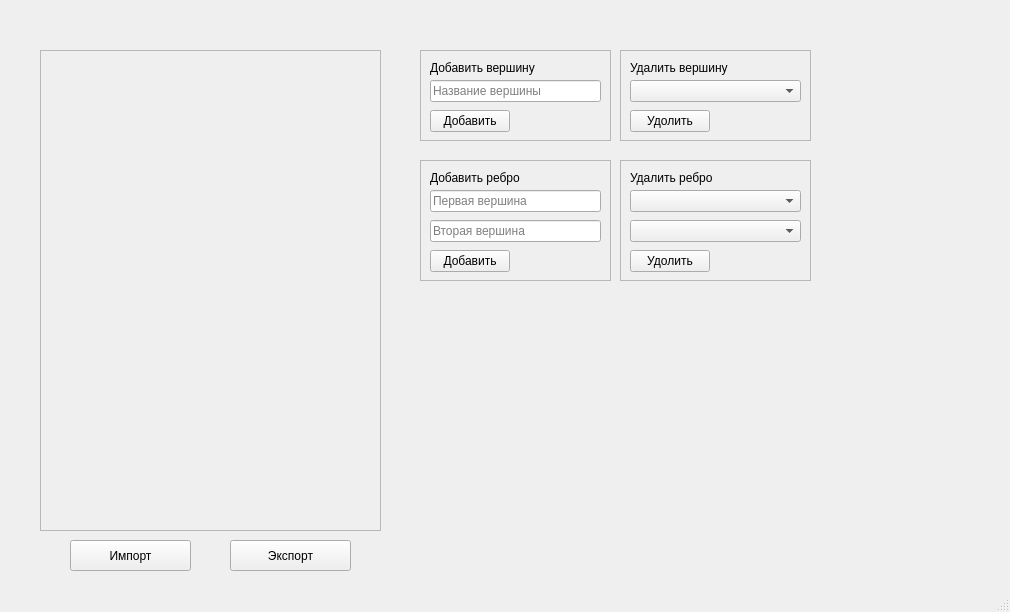
The window that design.ui (hirdle/graph) describes before a commit, drawn with Qt 5.
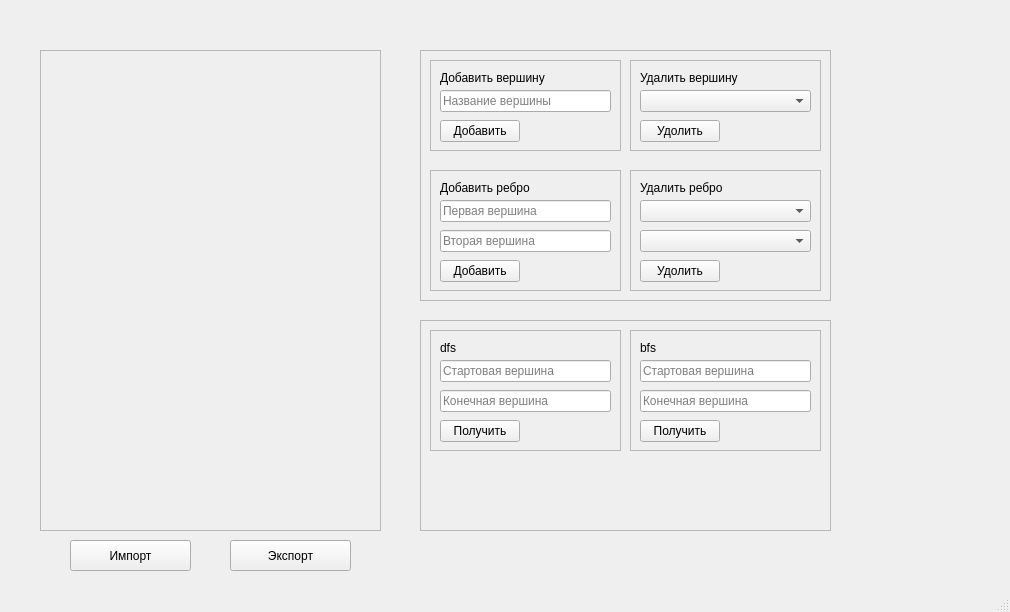
The same window after the commit.

```diff
--- a/design.ui
+++ b/design.ui
@@ -30,11 +30,120 @@
      <enum>QFrame::Raised</enum>
     </property>
    </widget>
+   <widget class="QPushButton" name="importBtn">
+    <property name="geometry">
+     <rect>
+      <x>70</x>
+      <y>540</y>
+      <width>121</width>
+      <height>31</height>
+     </rect>
+    </property>
+    <property name="text">
+     <string>Импорт</string>
+    </property>
+   </widget>
+   <widget class="QPushButton" name="exportBtn">
+    <property name="geometry">
+     <rect>
+      <x>230</x>
+      <y>540</y>
+      <width>121</width>
+      <height>31</height>
+     </rect>
+    </property>
+    <property name="text">
+     <string>Экспорт</string>
+    </property>
+   </widget>
+   <widget class="QFrame" name="frame_5">
+    <property name="geometry">
+     <rect>
+      <x>420</x>
+      <y>50</y>
+      <width>411</width>
+      <height>251</height>
+     </rect>
+    </property>
+    <property name="frameShape">
+     <enum>QFrame::StyledPanel</enum>
+    </property>
+    <property name="frameShadow">
+     <enum>QFrame::Raised</enum>
+    </property>
+    <widget class="QFrame" name="frame_4">
+     <property name="geometry">
+      <rect>
+       <x>210</x>
+       <y>120</y>
+       <width>191</width>
+       <height>121</height>
+      </rect>
+     </property>
+     <property name="frameShape">
+      <enum>QFrame::StyledPanel</enum>
+     </property>
+     <property name="frameShadow">
+      <enum>QFrame::Raised</enum>
+     </property>
+     <widget class="QLabel" name="label_4">
+      <property name="geometry">
+       <rect>
+        <x>10</x>
+        <y>10</y>
+        <width>161</width>
+        <height>16</height>
+       </rect>
+      </property>
+      <property name="text">
+       <string>Удалить ребро</string>
+      </property>
+     </widget>
+     <widget class="QPushButton" name="edgeDeleteBtn">
+      <property name="geometry">
+       <rect>
+        <x>10</x>
+        <y>90</y>
+        <width>80</width>
+        <height>22</height>
+       </rect>
+      </property>
+      <property name="text">
+       <string>Удолить</string>
+      </property>
+     </widget>
+     <widget class="QComboBox" name="deleteStartEdgeSelect">
+      <property name="geometry">
+       <rect>
+        <x>10</x>
+        <y>30</y>
+        <width>171</width>
+        <height>22</height>
+       </rect>
+      </property>
+      <property name="placeholderText">
+       <string>Первая вершина</string>
+      </property>
+     </widget>
+     <widget class="QComboBox" name="deleteEndEdgeSelect">
+      <property name="geometry">
+       <rect>
+        <x>10</x>
+        <y>60</y>
+        <width>171</width>
+        <height>22</height>
+       </rect>
+      </property>
+      <property name="placeholderText">
+       <string>Вторая вершина</string>
+      </property>
+     </widget>
+    </widget>
    <widget class="QFrame" name="frame">
     <property name="geometry">
      <rect>
-      <x>420</x>
-      <y>50</y>
+       <x>10</x>
+       <y>10</y>
       <width>191</width>
       <height>91</height>
      </rect>
@@ -97,11 +206,63 @@
      </property>
     </widget>
    </widget>
+    <widget class="QFrame" name="frame_3">
+     <property name="geometry">
+      <rect>
+       <x>210</x>
+       <y>10</y>
+       <width>191</width>
+       <height>91</height>
+      </rect>
+     </property>
+     <property name="frameShape">
+      <enum>QFrame::StyledPanel</enum>
+     </property>
+     <property name="frameShadow">
+      <enum>QFrame::Raised</enum>
+     </property>
+     <widget class="QLabel" name="label_3">
+      <property name="geometry">
+       <rect>
+        <x>10</x>
+        <y>10</y>
+        <width>161</width>
+        <height>16</height>
+       </rect>
+      </property>
+      <property name="text">
+       <string>Удалить вершину</string>
+      </property>
+     </widget>
+     <widget class="QPushButton" name="vertexDeleteBtn">
+      <property name="geometry">
+       <rect>
+        <x>10</x>
+        <y>60</y>
+        <width>80</width>
+        <height>22</height>
+       </rect>
+      </property>
+      <property name="text">
+       <string>Удолить</string>
+      </property>
+     </widget>
+     <widget class="QComboBox" name="deleteVertexSelect">
+      <property name="geometry">
+       <rect>
+        <x>10</x>
+        <y>30</y>
+        <width>171</width>
+        <height>22</height>
+       </rect>
+      </property>
+     </widget>
+    </widget>
    <widget class="QFrame" name="frame_2">
     <property name="geometry">
      <rect>
-      <x>420</x>
-      <y>160</y>
+       <x>10</x>
+       <y>120</y>
       <width>191</width>
       <height>121</height>
      </rect>
@@ -189,13 +350,29 @@
      </property>
     </widget>
    </widget>
-   <widget class="QFrame" name="frame_3">
+   </widget>
+   <widget class="QFrame" name="frame_6">
     <property name="geometry">
      <rect>
-      <x>620</x>
-      <y>50</y>
+      <x>420</x>
+      <y>320</y>
+      <width>411</width>
+      <height>211</height>
+     </rect>
+    </property>
+    <property name="frameShape">
+     <enum>QFrame::StyledPanel</enum>
+    </property>
+    <property name="frameShadow">
+     <enum>QFrame::Raised</enum>
+    </property>
+    <widget class="QFrame" name="frame_7">
+     <property name="geometry">
+      <rect>
+       <x>10</x>
+       <y>10</y>
       <width>191</width>
-      <height>91</height>
+       <height>121</height>
      </rect>
     </property>
     <property name="frameShape">
@@ -204,7 +381,7 @@
     <property name="frameShadow">
      <enum>QFrame::Raised</enum>
     </property>
-    <widget class="QLabel" name="label_3">
+     <widget class="QLabel" name="label_5">
      <property name="geometry">
       <rect>
        <x>10</x>
@@ -214,38 +391,78 @@
       </rect>
      </property>
      <property name="text">
-      <string>Удалить вершину</string>
-     </property>
-    </widget>
-    <widget class="QPushButton" name="vertexDeleteBtn">
+       <string>dfs</string>
+      </property>
+     </widget>
+     <widget class="QLineEdit" name="dfsStartVertexInput">
      <property name="geometry">
       <rect>
        <x>10</x>
-       <y>60</y>
+        <y>30</y>
+        <width>171</width>
+        <height>22</height>
+       </rect>
+      </property>
+      <property name="statusTip">
+       <string/>
+      </property>
+      <property name="whatsThis">
+       <string/>
+      </property>
+      <property name="inputMask">
+       <string/>
+      </property>
+      <property name="text">
+       <string/>
+      </property>
+      <property name="placeholderText">
+       <string>Стартовая вершина</string>
+      </property>
+     </widget>
+     <widget class="QPushButton" name="dfsGetBtn">
+      <property name="geometry">
+       <rect>
+        <x>10</x>
+        <y>90</y>
        <width>80</width>
        <height>22</height>
       </rect>
      </property>
      <property name="text">
-      <string>Удолить</string>
-     </property>
-    </widget>
-    <widget class="QComboBox" name="deleteVertexSelect">
+       <string>Получить</string>
+      </property>
+     </widget>
+     <widget class="QLineEdit" name="dfsFinishVertexInput">
      <property name="geometry">
       <rect>
        <x>10</x>
-       <y>30</y>
+        <y>60</y>
        <width>171</width>
        <height>22</height>
       </rect>
      </property>
-    </widget>
-   </widget>
-   <widget class="QFrame" name="frame_4">
+      <property name="statusTip">
+       <string/>
+      </property>
+      <property name="whatsThis">
+       <string/>
+      </property>
+      <property name="inputMask">
+       <string/>
+      </property>
+      <property name="text">
+       <string/>
+      </property>
+      <property name="placeholderText">
+       <string>Конечная вершина</string>
+      </property>
+     </widget>
+    </widget>
+    <widget class="QFrame" name="frame_8">
     <property name="geometry">
      <rect>
-      <x>620</x>
-      <y>160</y>
+       <x>210</x>
+       <y>10</y>
       <width>191</width>
       <height>121</height>
      </rect>
@@ -256,7 +473,7 @@
     <property name="frameShadow">
      <enum>QFrame::Raised</enum>
     </property>
-    <widget class="QLabel" name="label_4">
+     <widget class="QLabel" name="label_6">
      <property name="geometry">
       <rect>
        <x>10</x>
@@ -266,36 +483,48 @@
       </rect>
      </property>
      <property name="text">
-      <string>Удалить ребро</string>
-     </property>
-    </widget>
-    <widget class="QPushButton" name="edgeDeleteBtn">
+       <string>bfs</string>
+      </property>
+     </widget>
+     <widget class="QLineEdit" name="bfsStartVertexInput">
      <property name="geometry">
       <rect>
        <x>10</x>
-       <y>90</y>
-       <width>80</width>
+        <y>30</y>
+        <width>171</width>
        <height>22</height>
       </rect>
      </property>
+      <property name="statusTip">
+       <string/>
+      </property>
+      <property name="whatsThis">
+       <string/>
+      </property>
+      <property name="inputMask">
+       <string/>
+      </property>
      <property name="text">
-      <string>Удолить</string>
-     </property>
-    </widget>
-    <widget class="QComboBox" name="deleteStartEdgeSelect">
+       <string/>
+      </property>
+      <property name="placeholderText">
+       <string>Стартовая вершина</string>
+      </property>
+     </widget>
+     <widget class="QPushButton" name="bfsGetBtn">
      <property name="geometry">
       <rect>
        <x>10</x>
-       <y>30</y>
-       <width>171</width>
+        <y>90</y>
+        <width>80</width>
        <height>22</height>
       </rect>
      </property>
-     <property name="placeholderText">
-      <string>Первая вершина</string>
-     </property>
-    </widget>
-    <widget class="QComboBox" name="deleteEndEdgeSelect">
+      <property name="text">
+       <string>Получить</string>
+      </property>
+     </widget>
+     <widget class="QLineEdit" name="bfsFinishVertexInput">
      <property name="geometry">
       <rect>
        <x>10</x>
@@ -304,36 +533,23 @@
        <height>22</height>
       </rect>
      </property>
-     <property name="placeholderText">
-      <string>Вторая вершина</string>
-     </property>
-    </widget>
-   </widget>
-   <widget class="QPushButton" name="importBtn">
-    <property name="geometry">
-     <rect>
-      <x>70</x>
-      <y>540</y>
-      <width>121</width>
-      <height>31</height>
-     </rect>
-    </property>
-    <property name="text">
-     <string>Импорт</string>
-    </property>
-   </widget>
-   <widget class="QPushButton" name="exportBtn">
-    <property name="geometry">
-     <rect>
-      <x>230</x>
-      <y>540</y>
-      <width>121</width>
-      <height>31</height>
-     </rect>
-    </property>
+      <property name="statusTip">
+       <string/>
+      </property>
+      <property name="whatsThis">
+       <string/>
+      </property>
+      <property name="inputMask">
+       <string/>
+      </property>
     <property name="text">
-     <string>Экспорт</string>
-    </property>
+       <string/>
+      </property>
+      <property name="placeholderText">
+       <string>Конечная вершина</string>
+      </property>
+     </widget>
+    </widget>
    </widget>
   </widget>
   <widget class="QStatusBar" name="statusbar"/>
```
Lines whose indentation alone changed are shown as unchanged.
